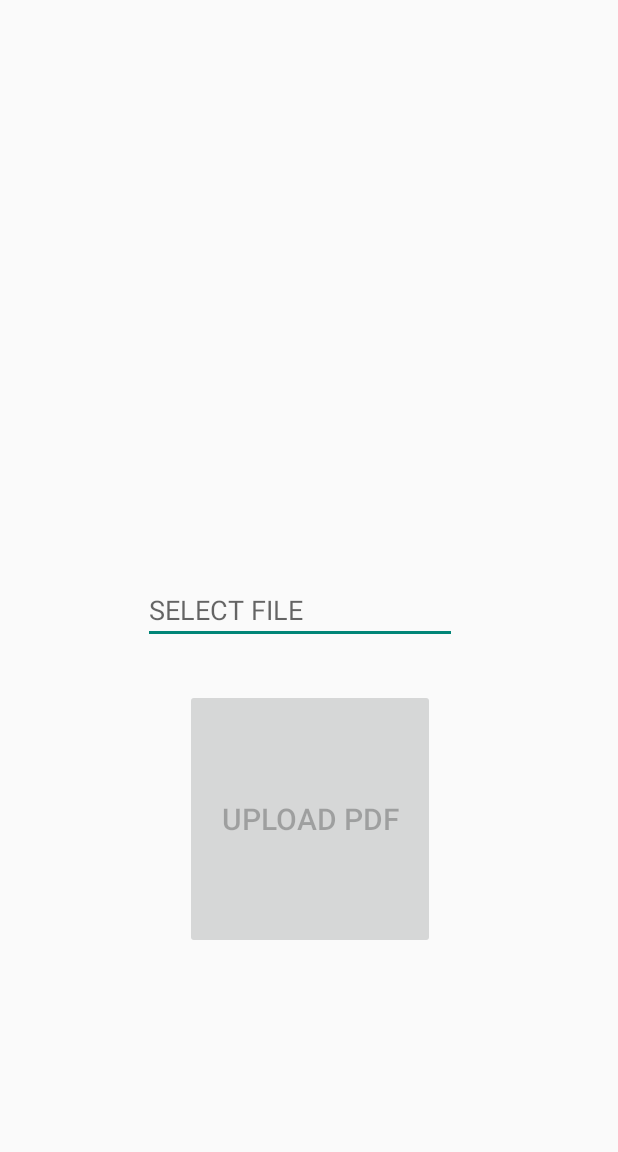
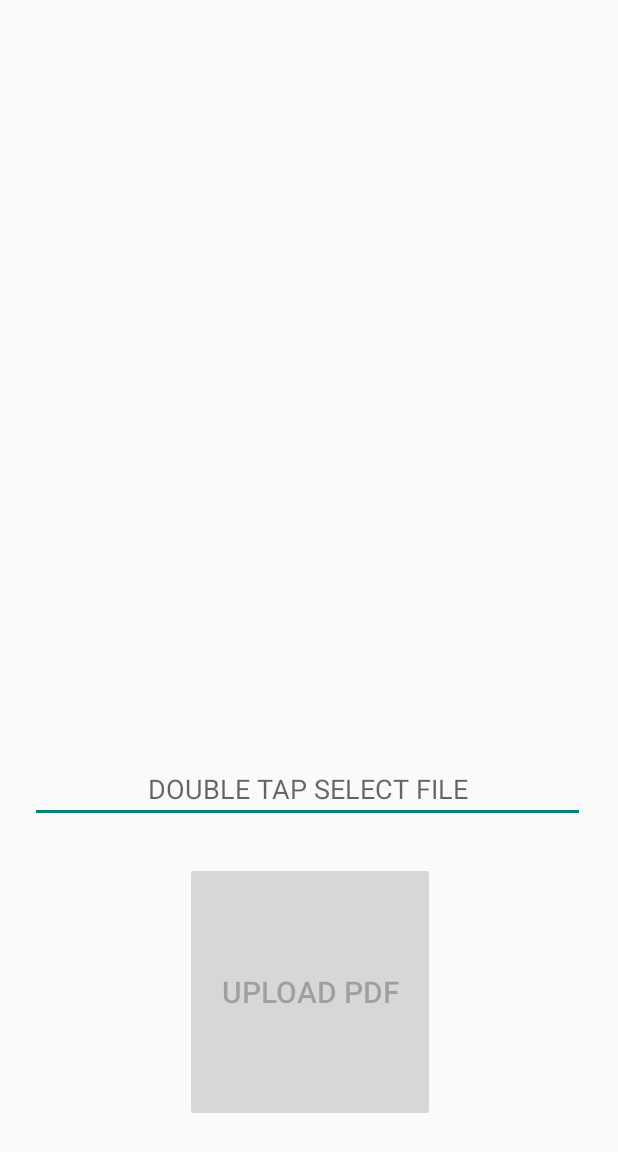
Before and after one commit to sanjith1309/NoteStack_AndroidApp, an Android app: the uploadpdf screen opened directly, with no data from a screen before it, on a phone screen of 412 x 824 dp. Shown: the top 1152 px of the screen. Run offline under Robolectric (Android 15) with nearby library versions, the phone set to English and light mode, and no system bars; our stand-ins replace Firebase (no records; nobody signed in at launch, a user with empty details on screens opened directly); Roboto replaces fonts that are not available here.

Commit message:
by sanjith

```diff
--- a/app/src/main/res/layout/activity_uploadpdf.xml
+++ b/app/src/main/res/layout/activity_uploadpdf.xml
@@ -18,9 +18,9 @@
         android:textSize="30dp"
         app:layout_constraintBottom_toTopOf="@+id/button4"
         app:layout_constraintEnd_toEndOf="parent"
-        app:layout_constraintHorizontal_bias="0.498"
         app:layout_constraintStart_toStartOf="parent"
-        app:layout_constraintTop_toTopOf="parent" />
+        app:layout_constraintTop_toTopOf="parent"
+        app:layout_constraintVertical_bias="0.982" />
 
     <Button
         android:id="@+id/button4"
@@ -28,24 +28,28 @@
         android:layout_height="173dp"
         android:layout_marginStart="123dp"
         android:layout_marginEnd="122dp"
-        android:layout_marginBottom="191dp"
+        android:layout_marginBottom="76dp"
         android:text="Upload pdf"
         android:textSize="20dp"
         app:layout_constraintBottom_toBottomOf="parent"
         app:layout_constraintEnd_toEndOf="parent"
+        app:layout_constraintHorizontal_bias="0.0"
         app:layout_constraintStart_toStartOf="parent" />
 
     <EditText
         android:id="@+id/editTextText"
         android:layout_width="0dp"
         android:layout_height="wrap_content"
-        android:layout_marginStart="95dp"
-        android:layout_marginEnd="107dp"
-        android:layout_marginBottom="30dp"
+        android:layout_marginStart="20dp"
+        android:layout_marginTop="27dp"
+        android:layout_marginEnd="22dp"
+        android:layout_marginBottom="25dp"
         android:ems="10"
+        android:hint="DOUBLE TAP SELECT FILE"
+        android:textAlignment="center"
         android:inputType="text"
-        android:hint="SELECT FILE"
         app:layout_constraintBottom_toTopOf="@+id/button4"
         app:layout_constraintEnd_toEndOf="parent"
-        app:layout_constraintStart_toStartOf="parent" />
+        app:layout_constraintStart_toStartOf="parent"
+        app:layout_constraintTop_toBottomOf="@+id/textshow" />
 </androidx.constraintlayout.widget.ConstraintLayout>
```
